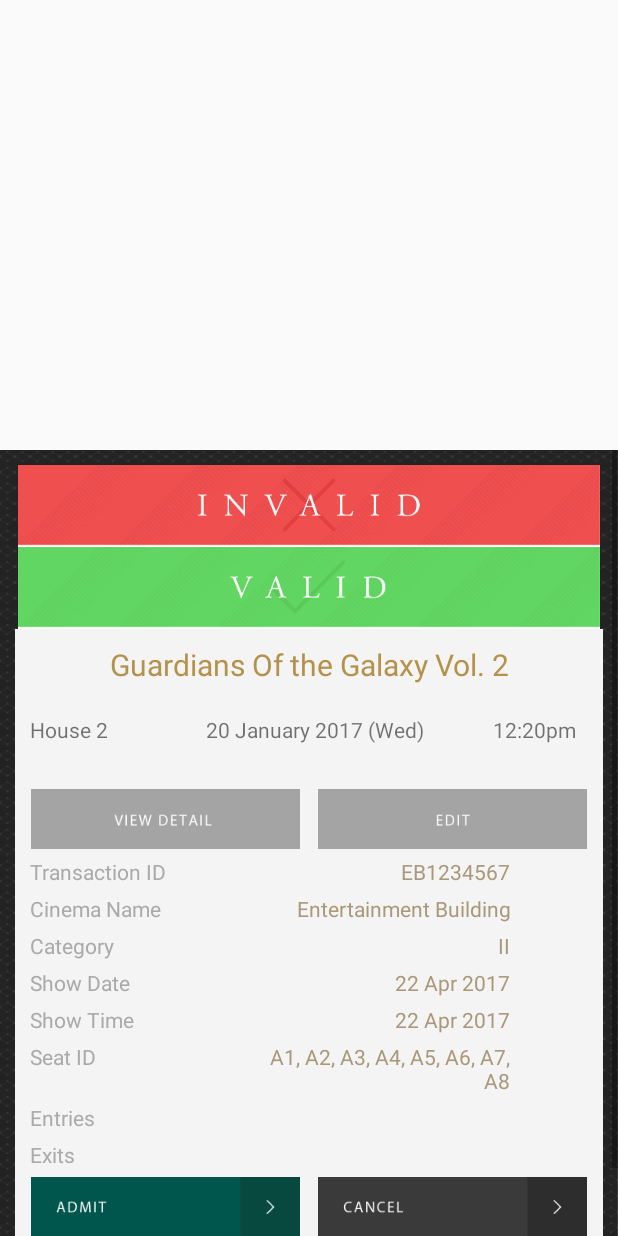
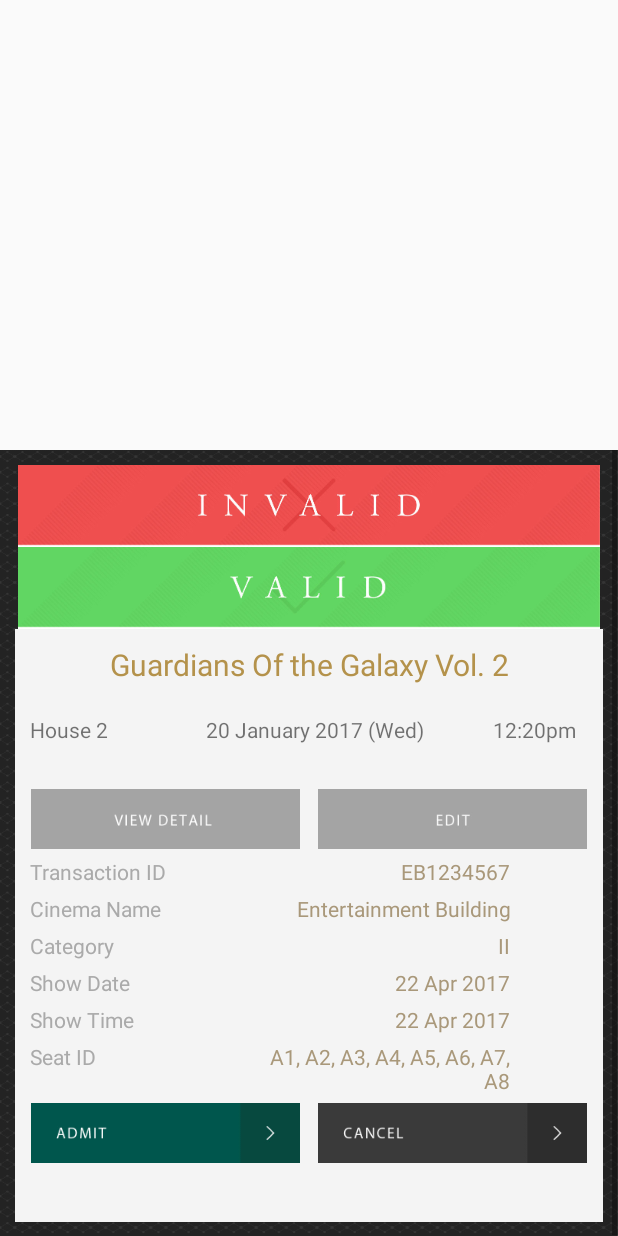
Before and after one commit to NeroJz/eentrance, an Android app: the EntranceStep2Activity screen opened directly, with no data from a screen before it, on a phone screen of 412 x 824 dp. Run offline under Robolectric (Android 15) with nearby library versions, the phone set to English and light mode, and no system bars; libraries missing offline, so code that uses them is left out: com.android.internal, com.journeyapps.barcodescanner, com.mysql.jdbc; plain views replace DecoratedBarcodeView; 12 statements that could not run were skipped.

Commit message:
bugfix: Fix Entries/Exits UI
Hide Entries/Exit info when data are
not available.

```diff
--- a/app/src/main/java/hk/com/uatech/eticket/eticket/EntranceStep2Activity.java
+++ b/app/src/main/java/hk/com/uatech/eticket/eticket/EntranceStep2Activity.java
@@ -474,6 +474,7 @@ public class EntranceStep2Activity extends QRActivity implements NetworkReposito
         Log.d(EntranceStep2Activity.class.toString(), String.valueOf(ticketTrans.getLogOut().size()));
 
         TableLayout tlEnter = (TableLayout) findViewById(R.id.tlEnterDetail);
+        TextView tvClickEnter = (TextView) findViewById(R.id.tvClickEnter);
         if(ticketTrans != null && ticketTrans.getLogIn().size() > 0) {
             for(String strDate: ticketTrans.getLogIn().keySet()) {
 
@@ -493,10 +494,12 @@ public class EntranceStep2Activity extends QRActivity implements NetworkReposito
             }
         } else {
             tlEnter.setVisibility(View.GONE);
+            tvClickEnter.setVisibility(View.GONE);
         }
 
 
         TableLayout tlExit = (TableLayout) findViewById(R.id.tlExitDetail);
+        TextView tvClickExit = (TextView) findViewById(R.id.tvClickExit);
         if(ticketTrans != null && ticketTrans.getLogOut().size() > 0) {
             for(String strDate : ticketTrans.getLogOut().keySet()) {
                 TableRow tr = new TableRow(this);
@@ -514,6 +517,7 @@ public class EntranceStep2Activity extends QRActivity implements NetworkReposito
             }
         } else {
             tlExit.setVisibility(View.GONE);
+            tvClickExit.setVisibility(View.GONE);
         }
 
         TableRow trTotalRemaining = (TableRow) findViewById(R.id.trTotalRemaining);
```
